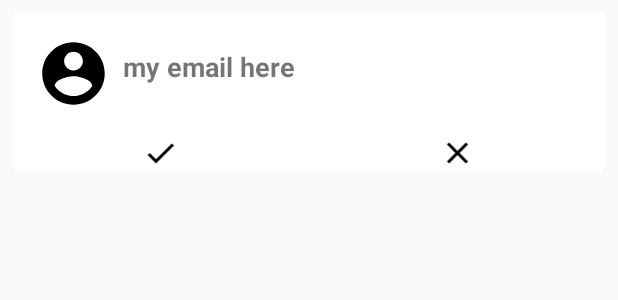
After one commit to Thamina33/RealtimeLocation-Main, an Android app: the layout layout_friend_request.xml on its own in the app's theme, with its tools: preview values and no code run, on a phone screen of 412 x 824 dp. The commit adds this screen. Shown: the top 300 px of the screen. Run offline under Robolectric (Android 15) with nearby library versions, the phone set to English and light mode, and no system bars.

Commit message:
v3.1
time 21.1 sec

```diff
--- a/app/build.gradle
+++ b/app/build.gradle
@@ -43,7 +43,6 @@ dependencies {
     implementation "io.reactivex.rxjava2:rxjava:2.1.7"
     implementation 'io.reactivex.rxjava2:rxandroid:2.0.1'
 
-
     //Retrofit2
     implementation 'com.squareup.retrofit2:adapter-rxjava2:2.3.0'
     implementation 'com.squareup.retrofit2:converter-gson:2.3.0'
--- a/app/src/main/AndroidManifest.xml
+++ b/app/src/main/AndroidManifest.xml
@@ -12,14 +12,12 @@
         android:roundIcon="@mipmap/ic_launcher_round"
         android:supportsRtl="true"
         android:theme="@style/AppTheme">
-        <service
-            android:name=".Service.MyFCMService"
-            >
+        <activity android:name=".FriendRequestActivity"></activity>
 
+        <service android:name=".Service.MyFCMService">
             <intent-filter>
                 <action android:name="com.google.firebase.MESSAGING_EVENT" />
             </intent-filter>
-
         </service>
 
         <activity android:name=".AllPeopleActivity" />
--- a/app/src/main/java/com/example/realtime_location/AllPeopleActivity.java
+++ b/app/src/main/java/com/example/realtime_location/AllPeopleActivity.java
@@ -73,7 +73,6 @@ public class AllPeopleActivity extends AppCompatActivity implements IFirebaseLoa
         lFCMService=Common.getFCMSerice();
 
         //init view
-
         searchBar =(MaterialSearchBar)findViewById(R.id.material_search_bar);
         searchBar.setCardViewElevation(10);
         searchBar.addTextChangeListener(new TextWatcher() {
@@ -157,7 +156,7 @@ public class AllPeopleActivity extends AppCompatActivity implements IFirebaseLoa
     }
 
     private void loadUserList() {
-        Query query =FirebaseDatabase.getInstance().getReference("UserInformation");
+        Query query =FirebaseDatabase.getInstance().getReference().child(Common.USER_INFORMATION);
 
         FirebaseRecyclerOptions<User> options = new FirebaseRecyclerOptions.Builder<User>()
                 .setQuery(query,User.class)
--- a/app/src/main/java/com/example/realtime_location/HomeActivity.java
+++ b/app/src/main/java/com/example/realtime_location/HomeActivity.java
@@ -63,7 +63,7 @@ public class HomeActivity extends AppCompatActivity
         if (id == R.id.nav_find_people) {
            startActivity(new Intent(HomeActivity.this,AllPeopleActivity.class     ));
         } else if (id == R.id.nav_add_people) {
-
+            startActivity(new Intent(HomeActivity.this,FriendRequestActivity.class     ));
         } else if (id == R.id.nav_sign_out) {
 
             String action;
--- a/app/src/main/java/com/example/realtime_location/Utils/Common.java
+++ b/app/src/main/java/com/example/realtime_location/Utils/Common.java
@@ -17,6 +17,7 @@ public class Common {
     public static final String FROM_UID = "FromUid";
     public static final String To_UID ="ToUid" ;
     public static final String To_NAME = "ToName";
+    public static final String FRIEND_REQUEST = "FriendRequests";
     public static User loggedUser;
 
     public static lFCMService getFCMSerice(){
--- /dev/null
+++ b/app/src/main/res/drawable/ic_check_black_24dp.xml
@@ -0,0 +1,9 @@
+<vector xmlns:android="http://schemas.android.com/apk/res/android"
+        android:width="24dp"
+        android:height="24dp"
+        android:viewportWidth="24.0"
+        android:viewportHeight="24.0">
+    <path
+        android:fillColor="#FF000000"
+        android:pathData="M9,16.17L4.83,12l-1.42,1.41L9,19 21,7l-1.41,-1.41z"/>
+</vector>
--- /dev/null
+++ b/app/src/main/res/drawable/ic_clear_black_24dp.xml
@@ -0,0 +1,9 @@
+<vector xmlns:android="http://schemas.android.com/apk/res/android"
+        android:width="24dp"
+        android:height="24dp"
+        android:viewportWidth="24.0"
+        android:viewportHeight="24.0">
+    <path
+        android:fillColor="#FF000000"
+        android:pathData="M19,6.41L17.59,5 12,10.59 6.41,5 5,6.41 10.59,12 5,17.59 6.41,19 12,13.41 17.59,19 19,17.59 13.41,12z"/>
+</vector>
--- /dev/null
+++ b/app/src/main/res/layout/layout_friend_request.xml
@@ -0,0 +1,67 @@
+<?xml version="1.0" encoding="utf-8"?>
+<RelativeLayout
+    xmlns:android="http://schemas.android.com/apk/res/android"
+    android:layout_width="match_parent"
+    android:layout_height="wrap_content"
+    android:padding="8dp">
+
+    <android.support.v7.widget.CardView
+        android:layout_width="match_parent"
+        android:layout_height="wrap_content">
+
+       <LinearLayout
+           android:orientation="vertical"
+           android:layout_width="match_parent"
+           android:layout_height="wrap_content">
+           <LinearLayout
+               android:orientation="horizontal"
+               android:padding="16dp"
+               android:layout_width="match_parent"
+               android:layout_height="wrap_content">
+
+               <ImageView
+                   android:src="@drawable/ic_account_circle_black_24dp"
+                   android:layout_width="50dp"
+                   android:layout_height="50dp" />
+
+               <LinearLayout
+                   android:orientation="vertical"
+                   android:padding="8dp"
+                   android:layout_width="match_parent"
+                   android:layout_height="wrap_content">
+                   <TextView
+                       android:id="@+id/txt_user_email"
+                       android:text="my email here"
+                       android:textStyle="bold"
+                       android:textSize="18sp"
+                       android:layout_width="wrap_content"
+                       android:layout_height="wrap_content"
+                       />
+
+               </LinearLayout>
+
+           </LinearLayout>
+           <LinearLayout
+               android:orientation="horizontal"
+               android:weightSum="2"
+               android:layout_width="match_parent"
+               android:layout_height="wrap_content">
+               <ImageView
+                   android:id="@+id/btn_accept"
+                   android:src="@drawable/ic_check_black_24dp"
+                   android:layout_weight="1"
+                   android:layout_width="0dp"
+                   android:layout_height="wrap_content" />
+               <ImageView
+                   android:id="@+id/btn_decline"
+                   android:src="@drawable/ic_clear_black_24dp"
+                   android:layout_weight="1"
+                   android:layout_width="0dp"
+                   android:layout_height="wrap_content" />
+
+           </LinearLayout>
+       </LinearLayout>
+
+    </android.support.v7.widget.CardView>
+
+</RelativeLayout>
```
Also changed, not shown: app/src/main/java/com/example/realtime_location/FriendRequestActivity.java (added, +218 -0 lines), app/src/main/java/com/example/realtime_location/Service/MyFCMService.java (+18 -0 lines), app/src/main/java/com/example/realtime_location/ViewHolder/FriendRequestViewHolder.java (added, +29 -0 lines), app/src/main/res/layout/activity_friend_request.xml (added, +30 -0 lines).
